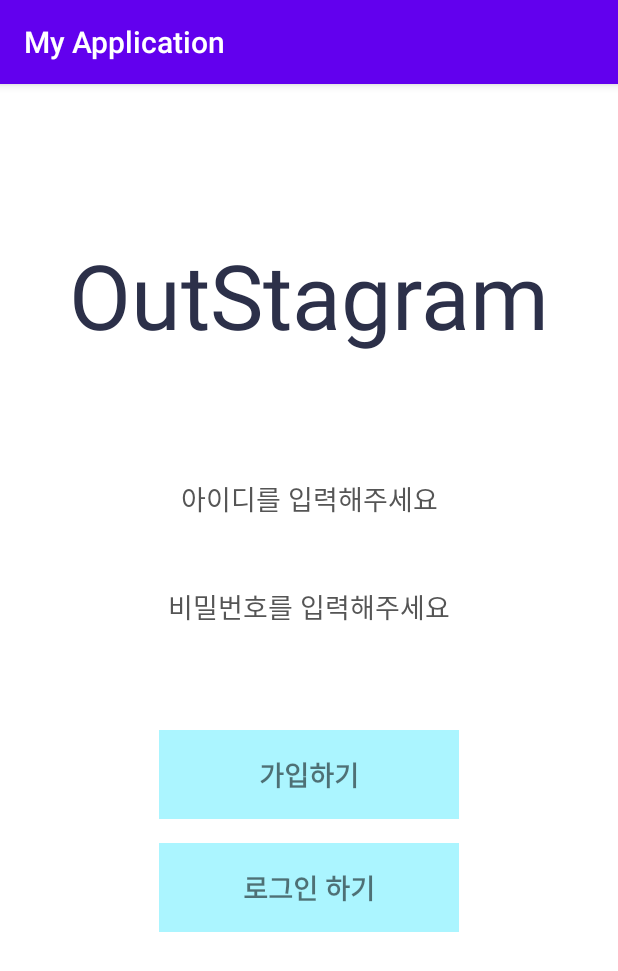
After one commit to Su-Kyung/Kotlin-Study, an Android app: the LoginActivity screen opened directly, with no data from a screen before it, on a phone screen of 412 x 824 dp. The commit adds this screen. Shown: the top 971 px of the screen. Run offline under Robolectric (Android 15) with nearby library versions, the phone set to English and light mode, and no system bars.

Commit message:
Update signup
- add login activity
- 테스트할 때 데이터 삭제해야 제대로 작동

```diff
--- /dev/null
+++ b/MyApplication/app/src/main/res/layout/activity_login.xml
@@ -0,0 +1,84 @@
+<?xml version="1.0" encoding="utf-8"?>
+<LinearLayout xmlns:android="http://schemas.android.com/apk/res/android"
+    xmlns:app="http://schemas.android.com/apk/res-auto"
+    xmlns:tools="http://schemas.android.com/tools"
+    android:layout_width="match_parent"
+    android:layout_height="match_parent"
+    android:background="#ffffff"
+    android:orientation="vertical"
+    tools:context=".LoginActivity">
+
+    <TextView
+        android:layout_width="match_parent"
+        android:layout_height="wrap_content"
+        android:layout_marginTop="100dp"
+        android:layout_marginBottom="20dp"
+        android:gravity="center"
+        android:text="OutStagram"
+        android:textColor="#2C3049"
+        android:textSize="60dp" />
+
+    <LinearLayout
+        android:layout_width="match_parent"
+        android:layout_height="wrap_content"
+        android:layout_gravity="center"
+        android:orientation="vertical"
+        android:padding="56dp">
+
+        <EditText
+            android:id="@+id/username_inputbox"
+            android:layout_width="match_parent"
+            android:layout_height="40dp"
+            android:layout_gravity="center"
+            android:layout_marginBottom="32dp"
+            android:background="#ffffff"
+            android:gravity="center"
+            android:hint="아이디를 입력해주세요"
+            android:textColorHint="#555555" />
+
+        <EditText
+            android:id="@+id/password_inputbox"
+            android:layout_width="match_parent"
+            android:layout_height="40dp"
+            android:layout_gravity="center"
+            android:layout_marginBottom="6dp"
+            android:background="#ffffff"
+            android:gravity="center"
+            android:hint="비밀번호를 입력해주세요"
+            android:inputType="textPassword"
+            android:textColorHint="#555555" />
+
+    </LinearLayout>
+
+    <TextView
+        android:id="@+id/register"
+        android:layout_width="200dp"
+        android:layout_height="wrap_content"
+        android:layout_gravity="center"
+        android:layout_marginBottom="16dp"
+        android:background="#ABF5FF"
+        android:gravity="center"
+        android:paddingLeft="32dp"
+        android:paddingTop="16dp"
+        android:paddingRight="32dp"
+        android:paddingBottom="16dp"
+        android:text="가입하기"
+        android:textSize="18dp"
+        android:textStyle="bold" />
+
+    <TextView
+        android:id="@+id/login"
+        android:layout_width="200dp"
+        android:layout_height="wrap_content"
+        android:layout_gravity="center"
+        android:background="#ABF5FF"
+        android:gravity="center"
+        android:paddingLeft="32dp"
+        android:paddingTop="16dp"
+        android:paddingRight="32dp"
+        android:paddingBottom="16dp"
+        android:text="로그인 하기"
+        android:textSize="18dp"
+        android:textStyle="bold" />
+
+</LinearLayout>
```
Also changed, not shown: MyApplication/app/src/main/AndroidManifest.xml (+4 -5 lines), MyApplication/app/src/main/java/com/example/myapplication/EmailSignUpActivity.kt (+9 -6 lines), MyApplication/app/src/main/java/com/example/myapplication/LoginActivity.kt (added, +53 -0 lines), MyApplication/app/src/main/java/com/example/myapplication/RetrofitService.kt (+7 -0 lines).
